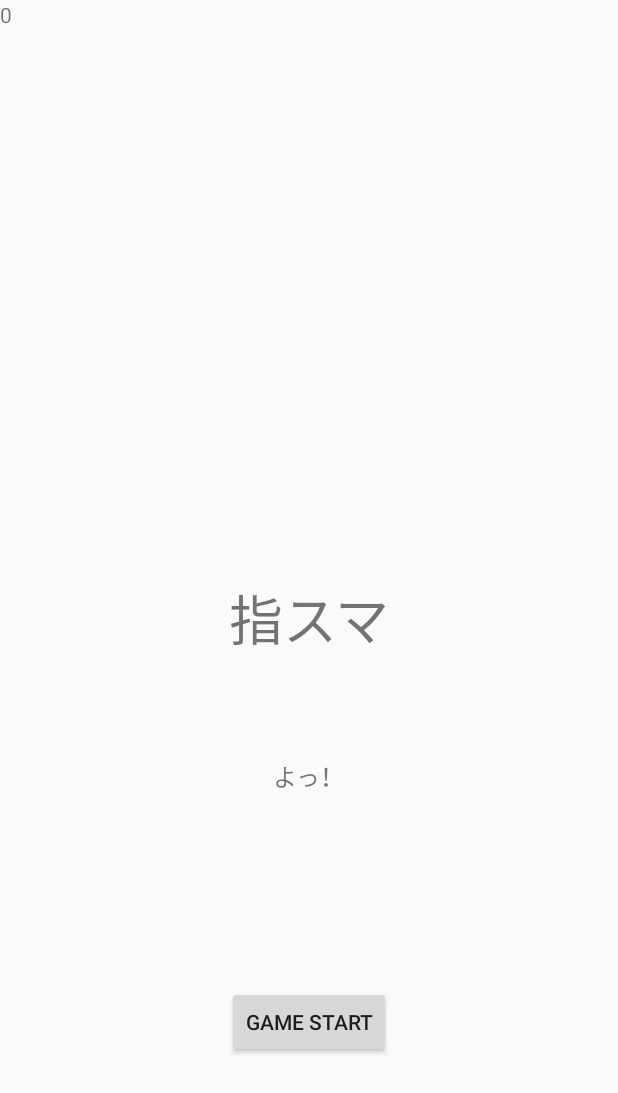
After one commit to ShuyaYokozawa0727/YubisumaApp, an Android app: the SignInActivity screen opened directly, with no data from a screen before it, on a phone screen of 412 x 824 dp. The commit adds this screen. Shown: the top 1093 px of the screen. Run offline under Robolectric (Android 15) with nearby library versions, the phone set to English and light mode, and no system bars; libraries missing offline, so code that uses them is left out: io.realm; 7 statements that could not run were skipped.

Commit message:
データベース組み込み

```diff
--- a/app/build.gradle
+++ b/app/build.gradle
@@ -1,4 +1,5 @@
 apply plugin: 'com.android.application'
+apply plugin: 'realm-android'
 
 android {
     compileSdkVersion 29
--- a/app/src/main/AndroidManifest.xml
+++ b/app/src/main/AndroidManifest.xml
@@ -8,6 +8,8 @@
         android:label="@string/app_name"
         android:supportsRtl="true"
         android:theme="@style/Theme.AppCompat.DayNight.NoActionBar">
+        <activity android:name=".activity.SignInActivity"></activity>
+        <activity android:name=".activity.SignUpActivity" />
         <activity android:name=".activity.YubisumaActivity" />
         <activity android:name=".activity.MainActivity">
             <intent-filter>
--- /dev/null
+++ b/app/src/main/java/com/example/yubisumaapp/activity/SignInActivity.java
@@ -0,0 +1,66 @@
+package com.example.yubisumaapp.activity;
+
+import androidx.appcompat.app.AppCompatActivity;
+
+import android.os.Bundle;
+
+import com.example.yubisumaapp.R;
+
+import android.content.Intent;
+import android.view.KeyEvent;
+import android.view.View;
+import android.widget.Button;
+import android.widget.EditText;
+import android.widget.TextView;
+
+import com.example.yubisumaapp.realm.GameData;
+
+import io.realm.Realm;
+import io.realm.RealmConfiguration;
+import io.realm.RealmQuery;
+import io.realm.RealmResults;
+
+public class SignInActivity extends AppCompatActivity {
+    private Button gameStart;
+    private TextView countText;
+    private TextView nameText;
+    private Realm realm;
+
+    private GameData gameData;
+    private int count = 0;
+
+    @Override
+    protected void onCreate(Bundle savedInstanceState) {
+        super.onCreate(savedInstanceState);
+        setContentView(R.layout.activity_sign_in);
+        gameStart = findViewById(R.id.startGame);
+        countText = findViewById(R.id.countTextView);
+        nameText = findViewById(R.id.nameTextView);
+
+        // マイグレーションが必要ならrealmファイルを削除
+        // データを保持しながらスキーマ変更するならマイグレーション
+        RealmConfiguration config = new RealmConfiguration.Builder()
+                .deleteRealmIfMigrationNeeded()
+                .build();
+        realm = Realm.getInstance(config);
+
+        RealmQuery<GameData> query = realm.where(GameData.class);
+        RealmResults<GameData> result = query.findAll();
+        gameData = result.get(0);
+
+        count = gameData.getCount()+1;
+        countText.setText(""+count);
+        nameText.setText(gameData.getName());
+
+        gameStart.setOnClickListener(new View.OnClickListener() {
+            @Override
+            public void onClick(View v) {
+                // データの保存
+                realm.beginTransaction();
+                gameData.setCount(count);
+                realm.commitTransaction();
+                startActivity(new Intent(getApplicationContext(), YubisumaActivity.class));
+            }
+        });
+    }
+}
--- a/app/src/main/java/com/example/yubisumaapp/activity/YubisumaActivity.java
+++ b/app/src/main/java/com/example/yubisumaapp/activity/YubisumaActivity.java
@@ -72,7 +72,7 @@ public class YubisumaActivity
         soundFour = MediaPlayer.create(this, R.raw.four);
         soundTuti = MediaPlayer.create(this, R.raw.tuti);
         soundChocho = MediaPlayer.create(this, R.raw.chocho);
-        // PopUp
+        // PopUp\
         abunee = MediaPlayer.create(this, R.raw.abune);
         donmai = MediaPlayer.create(this, R.raw.donmai);
         iine = MediaPlayer.create(this, R.raw.iine);
--- /dev/null
+++ b/app/src/main/res/layout/activity_sign_in.xml
@@ -0,0 +1,60 @@
+<?xml version="1.0" encoding="utf-8"?>
+<androidx.constraintlayout.widget.ConstraintLayout xmlns:android="http://schemas.android.com/apk/res/android"
+    xmlns:app="http://schemas.android.com/apk/res-auto"
+    xmlns:tools="http://schemas.android.com/tools"
+    android:layout_width="match_parent"
+    android:layout_height="match_parent"
+    tools:context=".activity.SignInActivity">
+
+    <TextView
+        android:id="@+id/leftTextView"
+        android:layout_width="wrap_content"
+        android:layout_height="wrap_content"
+        android:text="指スマ"
+        android:textSize="36sp"
+        app:layout_constraintBottom_toBottomOf="parent"
+        app:layout_constraintLeft_toLeftOf="parent"
+        app:layout_constraintRight_toRightOf="parent"
+        app:layout_constraintTop_toTopOf="parent" />
+
+    <Button
+        android:id="@+id/startGame"
+        android:layout_width="wrap_content"
+        android:layout_height="wrap_content"
+        android:text="Game Start"
+        android:visibility="visible"
+        app:layout_constraintBottom_toBottomOf="parent"
+        app:layout_constraintEnd_toEndOf="parent"
+        app:layout_constraintStart_toStartOf="parent"
+        app:layout_constraintTop_toBottomOf="@+id/leftTextView"
+        app:layout_constraintVertical_bias="0.648" />
+
+    <TextView
+        android:id="@+id/countTextView"
+        android:layout_width="wrap_content"
+        android:layout_height="wrap_content"
+        app:layout_constraintStart_toStartOf="parent"
+        app:layout_constraintTop_toTopOf="parent" />
+
+    <TextView
+        android:id="@+id/nameTextView"
+        android:layout_width="wrap_content"
+        android:layout_height="wrap_content"
+        android:textSize="16sp"
+        android:textStyle="bold"
+        app:layout_constraintBottom_toTopOf="@+id/startGame"
+        app:layout_constraintEnd_toEndOf="parent"
+        app:layout_constraintStart_toStartOf="parent"
+        app:layout_constraintTop_toBottomOf="@+id/leftTextView"/>
+
+    <TextView
+        android:layout_width="wrap_content"
+        android:layout_height="wrap_content"
+        android:layout_marginBottom="8dp"
+        android:text="よっ！"
+        android:textSize="16sp"
+        app:layout_constraintBottom_toTopOf="@+id/nameTextView"
+        app:layout_constraintEnd_toEndOf="parent"
+        app:layout_constraintStart_toStartOf="parent" />
+
+</androidx.constraintlayout.widget.ConstraintLayout>
--- a/build.gradle
+++ b/build.gradle
@@ -8,7 +8,7 @@ buildscript {
     }
     dependencies {
         classpath 'com.android.tools.build:gradle:3.5.1'
-
+        classpath "io.realm:realm-gradle-plugin:6.0.2"
         // NOTE: Do not place your application dependencies here; they belong
         // in the individual module build.gradle files
     }
```
Also changed, not shown: app/src/main/java/com/example/yubisumaapp/activity/MainActivity.java (+26 -16 lines), app/src/main/java/com/example/yubisumaapp/activity/SignUpActivity.java (added, +61 -0 lines), app/src/main/java/com/example/yubisumaapp/realm/GameData.java (added, +24 -0 lines), app/src/main/res/layout/activity_sign_up.xml (renamed from app/src/main/res/layout/activity_main.xml, +17 -1 lines), 2 other files.
